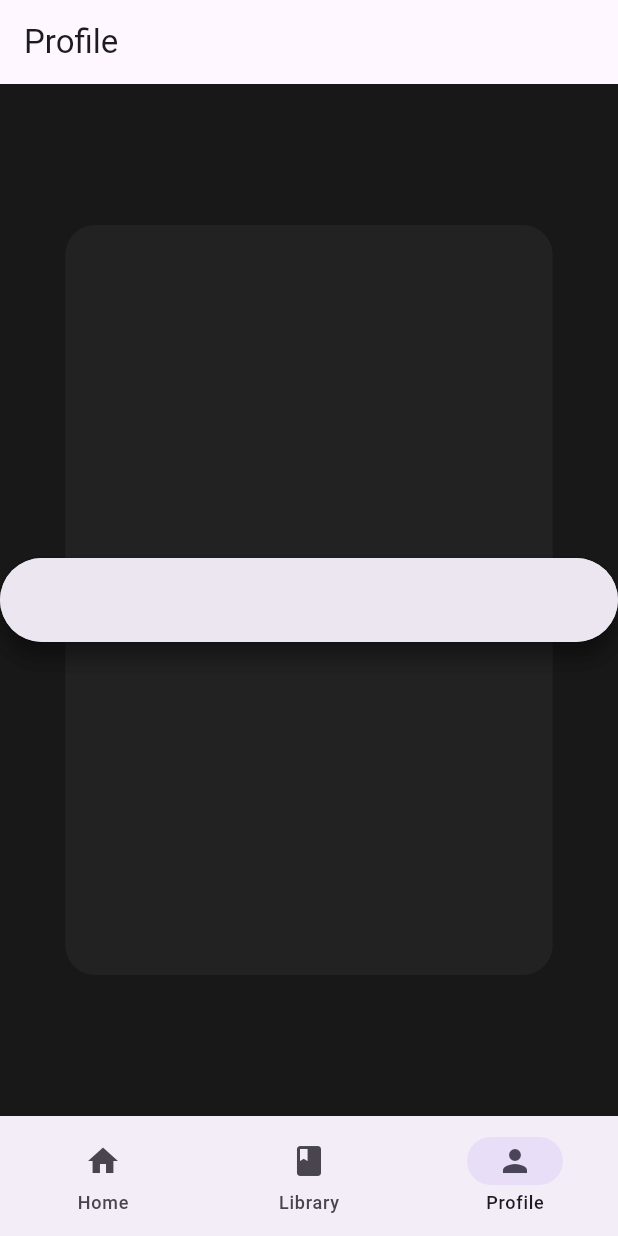
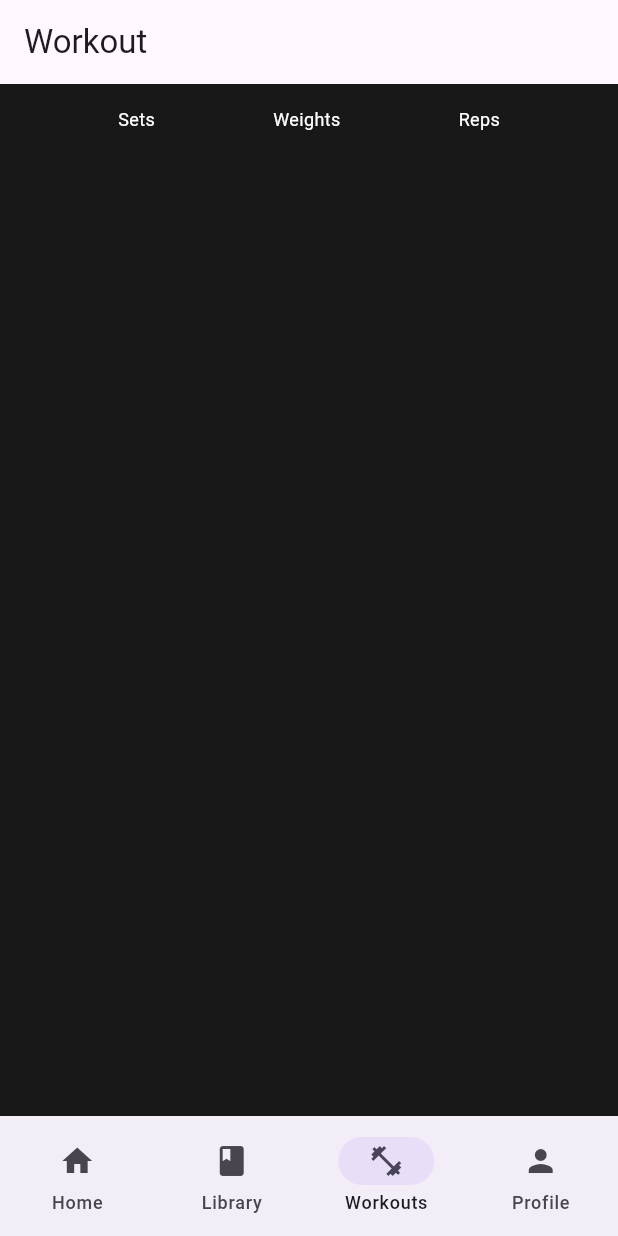
Before and after one commit to FerMorD/fitness_pal, a Flutter app: the screen it shows after launch, item 3 of the bottom bar chosen, on a phone screen of 412 x 824 dp. Run offline on Flutter 3.47's test engine with Material 3 defaults, Android fonts, the phone set to English and light mode, and no system bars; our stand-ins replace table_calendar.

Commit message:
Cleared up files, relocated main so the program could run, and created Workouts.

```diff
--- a/lib/main.dart
+++ b/lib/main.dart
@@ -1,7 +1,8 @@
 import 'package:flutter/material.dart';
-import 'home_page.dart';
-import 'library_page.dart';
-import 'profile_page.dart';
+import 'pages/home_page.dart';
+import 'pages/library_page.dart';
+import 'pages/profile_page.dart';
+import 'pages/workout_page.dart';
 
 void main() {
   runApp(const MyApp());
@@ -55,6 +56,11 @@ class _RootPageState extends State<RootPage> {
       break;
 
       case 2:
+        body = WorkoutPage();
+        pageHeader = 'Workout';
+      break;
+
+      case 3:
        body = ProfilePage();
        pageHeader = 'Profile';
       break;
@@ -75,7 +81,9 @@ class _RootPageState extends State<RootPage> {
         destinations: const[
         NavigationDestination(icon: Icon(Icons.home), label: 'Home'),
         NavigationDestination(icon: Icon(Icons.book), label: 'Library'),
+        NavigationDestination(icon: Icon(Icons.fitness_center), label: 'Workouts'),
         NavigationDestination(icon: Icon(Icons.person), label: 'Profile'),
+
       ],
 
       onDestinationSelected: (int index){
--- a/lib/library_page.dart
+++ b/lib/pages/library_page.dart
@@ -1,4 +1,5 @@
 import 'package:flutter/material.dart';
+import 'workout_page.dart';
 
 
 class LibraryPage extends StatefulWidget {
@@ -18,22 +19,31 @@ class _LibraryPageState extends State<LibraryPage> {
         child: Column(
           crossAxisAlignment: CrossAxisAlignment.stretch,
 
-        children:[
+          children:[
+
 
           const Divider(
             color: Color.fromARGB(255, 24, 24, 24)
           ),
-          Container(
-            height: 210,
-            decoration: BoxDecoration(
-            color: Color.fromARGB(255, 34, 34, 34),
-            borderRadius: BorderRadius.circular(20)
+
+          //Made the container inside of it interactable and leads to WorkoutPage
+
+          FloatingActionButton(onPressed: () {
+            Navigator.push(context,
+              MaterialPageRoute(
+                builder: (context){
+              return SetsWeightsReps();
+              },
             ),
+          );
+          },
           ),
+
 
           const Divider(
             color: Color.fromARGB(255, 24, 24, 24)
-          ),
+
+          )
 
         ],
         ),
--- /dev/null
+++ b/lib/pages/workout_page.dart
@@ -0,0 +1,64 @@
+import 'package:flutter/material.dart';
+
+class WorkoutPage extends StatelessWidget {
+  const WorkoutPage({super.key});
+
+  @override
+  Widget build(BuildContext context) {
+    return Column(
+      children: [
+        SetsWeightsReps()
+      ]
+    );
+  }
+}
+
+class SetsWeightsReps extends StatefulWidget {
+  const SetsWeightsReps({super.key});
+
+  @override
+  State<SetsWeightsReps> createState() => _SetsWeightsRepsState();
+}
+
+class _SetsWeightsRepsState extends State<SetsWeightsReps> {
+  @override
+  Widget build(BuildContext context) {
+    return Column(
+
+
+      children: [
+        Padding(
+          padding: EdgeInsetsGeometry.only(top: 15)),
+
+        Row(
+          mainAxisAlignment: MainAxisAlignment.spaceEvenly,
+
+          children: [
+
+          Text('Sets',
+          style: TextStyle(
+            color: Colors.white,
+            fontSize: 12,
+          )
+          ),
+
+
+          Text('Weights',
+          style: TextStyle(
+            color: Colors.white,
+            fontSize: 12,
+          )
+          ),
+
+          Text('Reps',
+          style: TextStyle(
+            color: Colors.white,
+            fontSize: 12,
+          )
+          )
+          ],
+        ),
+      ],
+    );
+  }
+}
```
Also changed, not shown: lib/database/workout_database.dart (added), lib/pages/home_page.dart (renamed from lib/home_page.dart), lib/pages/profile_page.dart (renamed from lib/profile_page.dart), lib/workout_page.dart (added).
